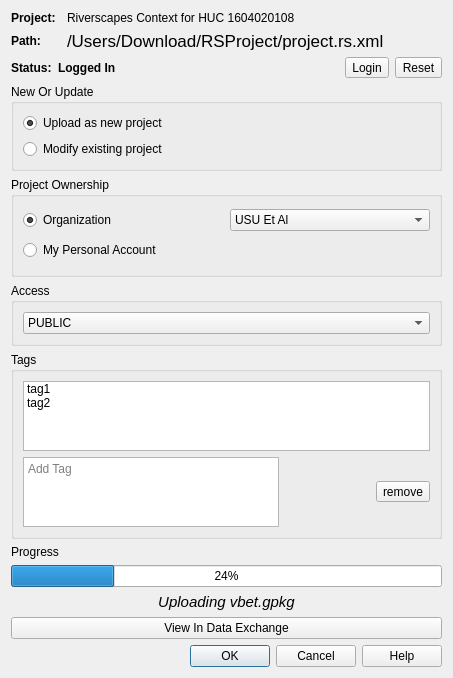
This is src/ui/project_upload_dialog.ui in Riverscapes/QRAVEPlugin as Qt 5 draws it before an edit. The edited form follows.
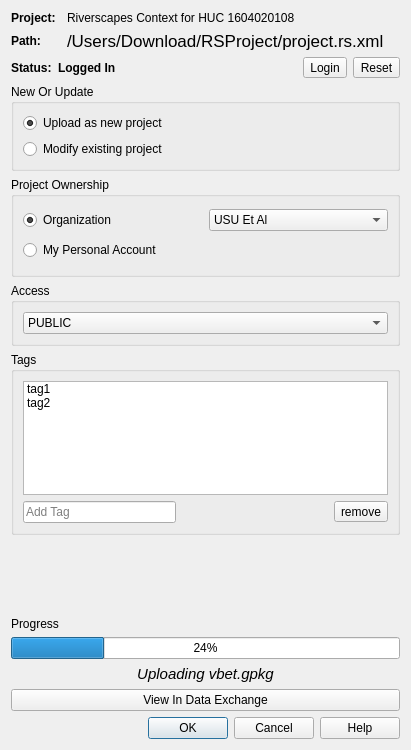
This is the edited form.

Patch:
```diff
--- a/src/ui/project_upload_dialog.ui
+++ b/src/ui/project_upload_dialog.ui
@@ -6,8 +6,8 @@
    <rect>
     <x>0</x>
     <y>0</y>
-    <width>453</width>
-    <height>641</height>
+    <width>411</width>
+    <height>750</height>
    </rect>
   </property>
   <property name="windowTitle">
@@ -265,7 +265,7 @@
       <item>
        <layout class="QHBoxLayout" name="horizontalLayout_4">
         <item>
-         <widget class="QPlainTextEdit" name="plainTextEdit">
+         <widget class="QLineEdit" name="addTag">
           <property name="placeholderText">
            <string>Add Tag</string>
           </property>
@@ -296,6 +296,19 @@
      </layout>
     </widget>
    </item>
+   <item>
+    <spacer name="verticalSpacer_2">
+     <property name="orientation">
+      <enum>Qt::Vertical</enum>
+     </property>
+     <property name="sizeHint" stdset="0">
+      <size>
+       <width>20</width>
+       <height>40</height>
+      </size>
+     </property>
+    </spacer>
+   </item>
    <item>
     <spacer name="verticalSpacer">
      <property name="orientation">
```
Left out of the diff: 10 changed lines with no effect on the pictures.
